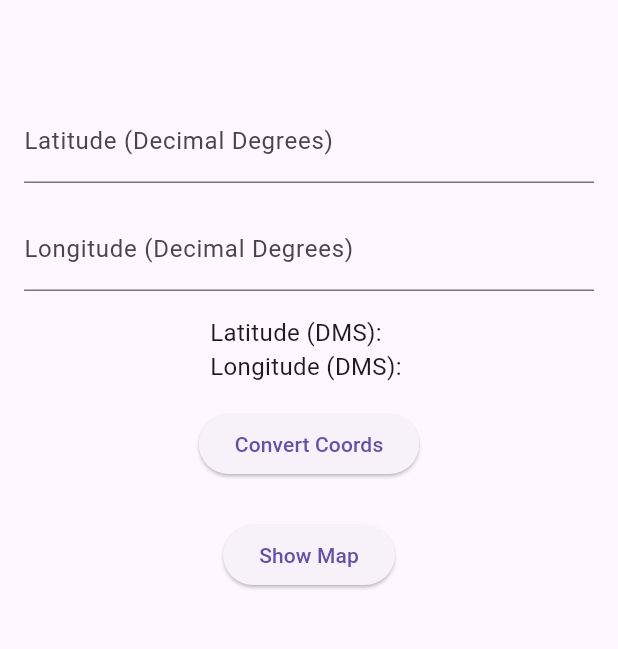
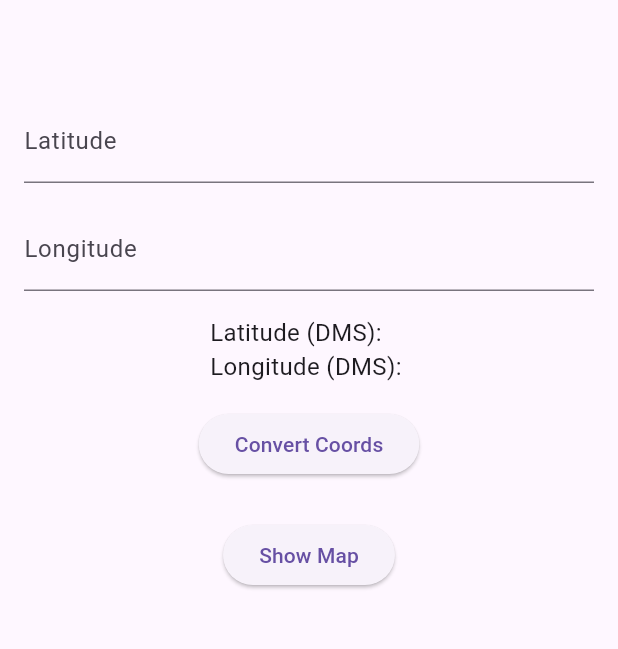
Before and after one commit to unlovedcake/Converter-LatLong-Flutter, a Flutter app: the screen it shows after launch, on a phone screen of 412 x 824 dp, the part 84-733 px from its top. Run offline on Flutter 3.47's test engine with Material 3 defaults, Android fonts, the phone set to English and light mode, and no system bars; our stand-ins replace firebase_core, get, google_maps_flutter; accounts and stored records are empty.

Commit message:
Changed the label text of text field

```diff
--- a/lib/app/modules/home/views/home_view.dart
+++ b/lib/app/modules/home/views/home_view.dart
@@ -29,8 +29,7 @@ class HomeView extends GetView<HomeController> {
                 height: 50,
               ),
               TextField(
-                decoration:
-                    InputDecoration(labelText: 'Latitude (Decimal Degrees)'),
+                decoration: InputDecoration(labelText: 'Latitude'),
                 keyboardType: TextInputType.number,
                 onChanged: (value) {
                   controller.latitudeDD.value = value;
@@ -38,8 +37,7 @@ class HomeView extends GetView<HomeController> {
               ),
               SizedBox(height: 16.0),
               TextField(
-                decoration:
-                    InputDecoration(labelText: 'Longitude (Decimal Degrees)'),
+                decoration: InputDecoration(labelText: 'Longitude'),
                 keyboardType: TextInputType.number,
                 onChanged: (value) {
                   controller.longitudeDD.value = value;
```
